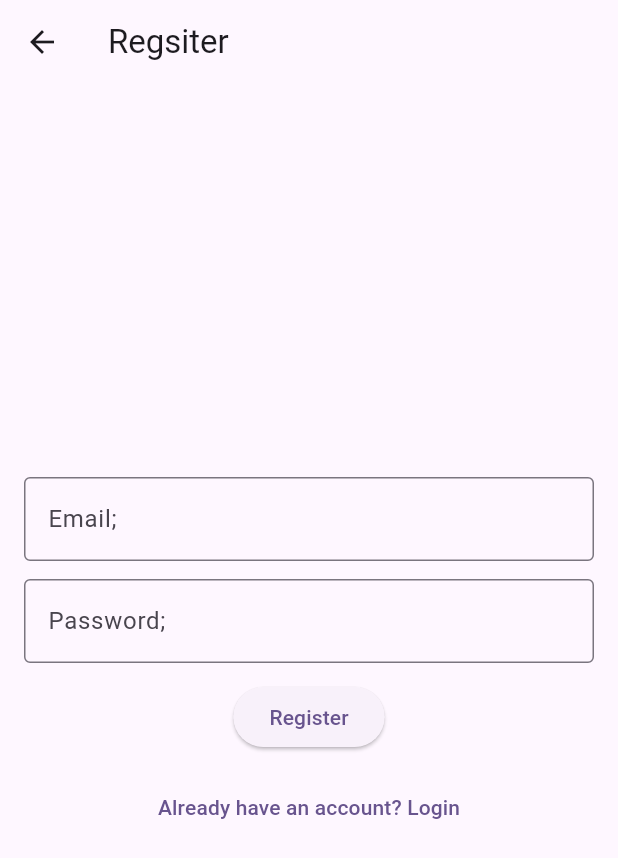
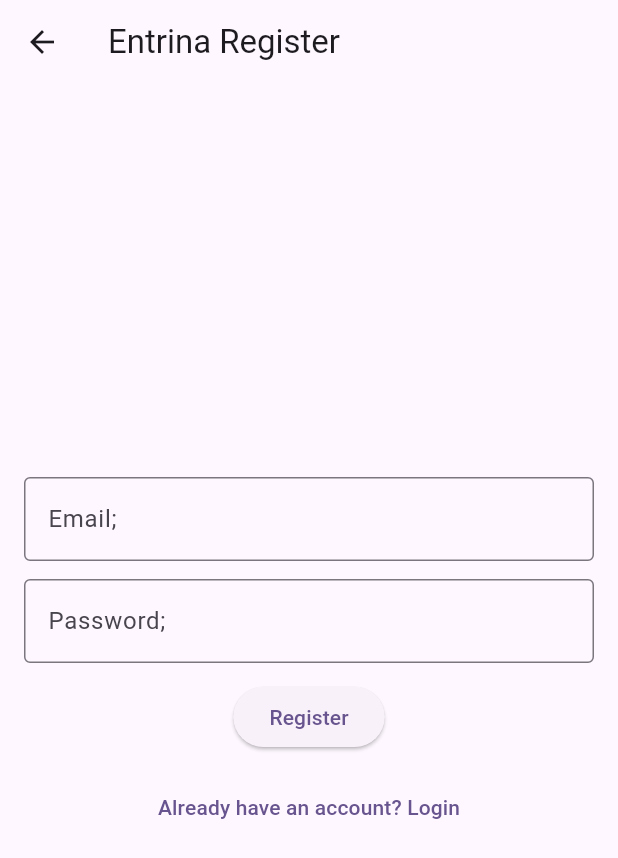
Before and after one commit to vanglenn31/flutter, a Flutter app: the screen it shows once a user with an empty profile is signed in, after a tap on the "logout" icon, after a tap on "Don't have an account? Register", on a phone screen of 412 x 824 dp. Shown: the top 858 px of the screen. Run offline on Flutter 3.47's test engine with Material 3 defaults, Android fonts, the phone set to English and light mode, and no system bars; our stand-ins replace cloud_firestore, firebase_auth, firebase_core, google_sign_in; accounts and stored records are empty; network calls fail.

Commit message:
finalising the task 9 11/19/2026

```diff
--- a/lib/lab8/login_page.dart
+++ b/lib/lab8/login_page.dart
@@ -56,7 +56,7 @@ class _LoginPageState extends State<LoginPage> {
   @override
   Widget build(BuildContext context) {
     return Scaffold(
-      appBar: AppBar(title: Text("Login")),
+      appBar: AppBar(title: Text("Entrina Login")),
       body: Center(
         child: SingleChildScrollView(
           padding: EdgeInsets.all(16),
--- a/lib/lab8/register.dart
+++ b/lib/lab8/register.dart
@@ -18,7 +18,7 @@ class _RegisterPageState extends State<RegisterPage> {
   @override
   Widget build(BuildContext context) {
     return Scaffold(
-      appBar: AppBar(title: Text("Regsiter")),
+      appBar: AppBar(title: Text("Entrina Register")),
       body: Center(
         child: SingleChildScrollView(
           padding: EdgeInsets.all(16),
```
